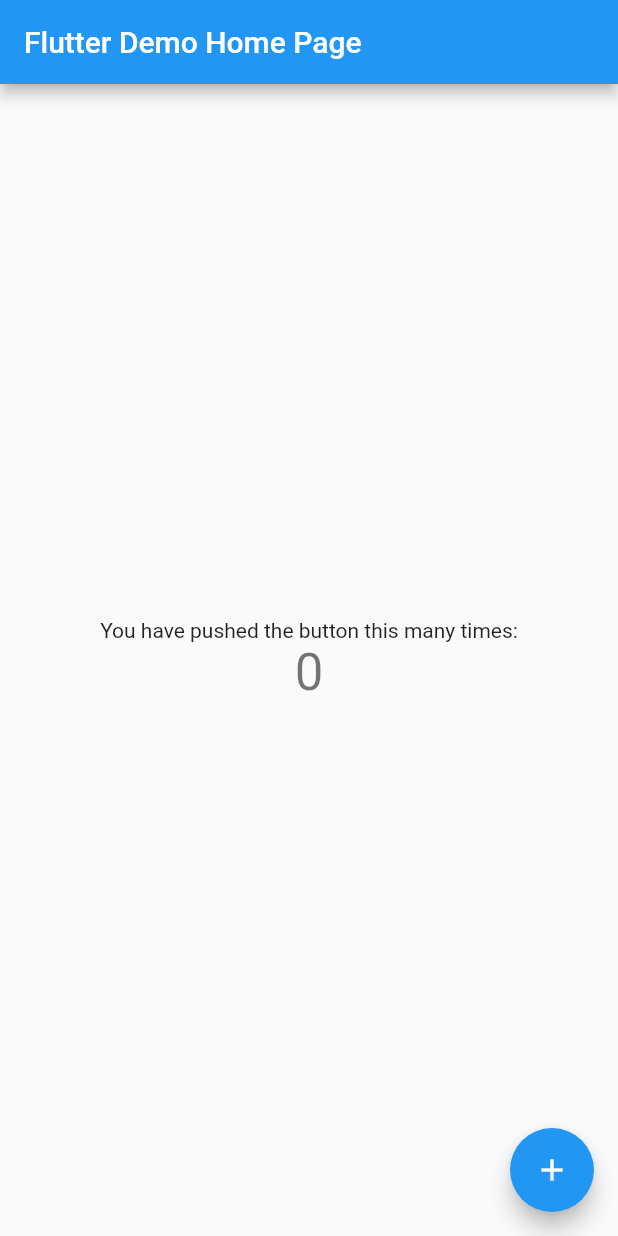
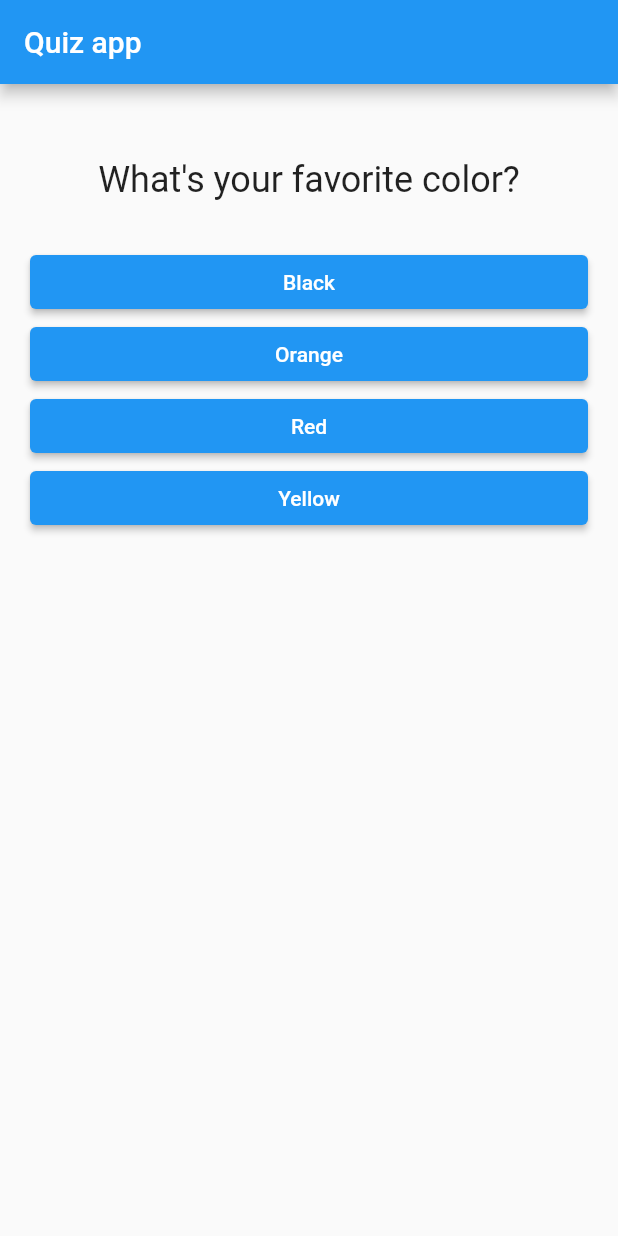
Before and after one commit to RCK-DEV/flutter_quiz_app, a Flutter app: the screen it shows after launch, on a phone screen of 412 x 824 dp. Run offline on Flutter 3.47's test engine with Material 2 defaults, Android fonts, the phone set to English and light mode, and no system bars.

Commit message:
mvp quiz app

```diff
--- a/analysis_options.yaml
+++ b/analysis_options.yaml
@@ -7,7 +7,7 @@
 
 # The following line activates a set of recommended lints for Flutter apps,
 # packages, and plugins designed to encourage good coding practices.
-include: package:flutter_lints/flutter.yaml
+# include: package:flutter_lints/flutter.yaml
 
 linter:
   # The lint rules applied to this project can be customized in the
@@ -24,6 +24,5 @@ linter:
   rules:
     # avoid_print: false  # Uncomment to disable the `avoid_print` rule
     # prefer_single_quotes: true  # Uncomment to enable the `prefer_single_quotes` rule
-
 # Additional information about this file can be found at
 # https://dart.dev/guides/language/analysis-options
--- /dev/null
+++ b/lib/answer.dart
@@ -0,0 +1,16 @@
+import 'package:flutter/material.dart';
+
+class Answer extends StatelessWidget {
+  final Function selectHandler;
+  final String answerText;
+
+  Answer(this.selectHandler, this.answerText);
+
+  @override
+  Widget build(BuildContext context) {
+    return Container(
+      width: double.infinity,
+      child: ElevatedButton(onPressed: selectHandler, child: Text(answerText)),
+    );
+  }
+}
--- a/lib/main.dart
+++ b/lib/main.dart
@@ -1,115 +1,86 @@
 import 'package:flutter/material.dart';
 
-void main() {
-  runApp(const MyApp());
+import './quiz.dart';
+import './result.dart';
+
+void main() => runApp(QuizApp());
+
+class QuizApp extends StatefulWidget {
+  @override
+  State<StatefulWidget> createState() {
+    return _QuizAppState();
+  }
 }
 
-class MyApp extends StatelessWidget {
-  const MyApp({Key? key}) : super(key: key);
+class _QuizAppState extends State<QuizApp> {
+  final _questions = const [
+    {
+      'questionText': 'What\'s your favorite color?',
+      'answers': [
+        {'text': 'Black', 'score': 10},
+        {'text': 'Orange', 'score': 5},
+        {'text': 'Red', 'score': 2},
+        {'text': 'Yellow', 'score': 1},
+      ]
+    },
+    {
+      'questionText': 'What\'s your favorite animal?',
+      'answers': [
+        {'text': 'Cat', 'score': 10},
+        {'text': 'Dog', 'score': 5},
+        {'text': 'Lion', 'score': 2},
+        {'text': 'Monkey', 'score': 1},
+      ]
+    },
+    {
+      'questionText': 'Who\'s your favorite instructor?',
+      'answers': [
+        {'text': 'Max', 'score': 10},
+        {'text': 'Max', 'score': 10},
+        {'text': 'Max', 'score': 10},
+        {'text': 'Max', 'score': 10},
+      ]
+    },
+  ];
 
-  // This widget is the root of your application.
+  var _questionIndex = 0;
+  var _questionsRemaining = true;
+  var _totalScore = 0;
+
   @override
   Widget build(BuildContext context) {
     return MaterialApp(
-      title: 'Flutter Demo',
-      theme: ThemeData(
-        // This is the theme of your application.
-        //
-        // Try running your application with "flutter run". You'll see the
-        // application has a blue toolbar. Then, without quitting the app, try
-        // changing the primarySwatch below to Colors.green and then invoke
-        // "hot reload" (press "r" in the console where you ran "flutter run",
-        // or simply save your changes to "hot reload" in a Flutter IDE).
-        // Notice that the counter didn't reset back to zero; the application
-        // is not restarted.
-        primarySwatch: Colors.blue,
+      home: Scaffold(
+        appBar: AppBar(title: Text('Quiz app')),
+        body: Container(
+          margin: EdgeInsets.all(20),
+          child: _questionsRemaining
+              ? Quiz(
+                  questions: _questions,
+                  answerQuestion: _answerQuestion,
+                  questionIndex: _questionIndex)
+              : Result(_totalScore, _resetQuiz),
+        ),
       ),
-      home: const MyHomePage(title: 'Flutter Demo Home Page'),
     );
   }
-}
 
-class MyHomePage extends StatefulWidget {
-  const MyHomePage({Key? key, required this.title}) : super(key: key);
+  void _answerQuestion(int score) {
+    _totalScore += score;
 
-  // This widget is the home page of your application. It is stateful, meaning
-  // that it has a State object (defined below) that contains fields that affect
-  // how it looks.
+    setState(() {
+      _questionIndex++;
+    });
+    if (_questionIndex == _questions.length) {
+      _questionsRemaining = false;
+    }
+  }
 
-  // This class is the configuration for the state. It holds the values (in this
-  // case the title) provided by the parent (in this case the App widget) and
-  // used by the build method of the State. Fields in a Widget subclass are
-  // always marked "final".
-
-  final String title;
-
-  @override
-  State<MyHomePage> createState() => _MyHomePageState();
-}
-
-class _MyHomePageState extends State<MyHomePage> {
-  int _counter = 0;
-
-  void _incrementCounter() {
+  void _resetQuiz() {
     setState(() {
-      // This call to setState tells the Flutter framework that something has
-      // changed in this State, which causes it to rerun the build method below
-      // so that the display can reflect the updated values. If we changed
-      // _counter without calling setState(), then the build method would not be
-      // called again, and so nothing would appear to happen.
-      _counter++;
+      _questionIndex = 0;
+      _questionsRemaining = true;
+      _totalScore = 0;
     });
   }
-
-  @override
-  Widget build(BuildContext context) {
-    // This method is rerun every time setState is called, for instance as done
-    // by the _incrementCounter method above.
-    //
-    // The Flutter framework has been optimized to make rerunning build methods
-    // fast, so that you can just rebuild anything that needs updating rather
-    // than having to individually change instances of widgets.
-    return Scaffold(
-      appBar: AppBar(
-        // Here we take the value from the MyHomePage object that was created by
-        // the App.build method, and use it to set our appbar title.
-        title: Text(widget.title),
-      ),
-      body: Center(
-        // Center is a layout widget. It takes a single child and positions it
-        // in the middle of the parent.
-        child: Column(
-          // Column is also a layout widget. It takes a list of children and
-          // arranges them vertically. By default, it sizes itself to fit its
-          // children horizontally, and tries to be as tall as its parent.
-          //
-          // Invoke "debug painting" (press "p" in the console, choose the
-          // "Toggle Debug Paint" action from the Flutter Inspector in Android
-          // Studio, or the "Toggle Debug Paint" command in Visual Studio Code)
-          // to see the wireframe for each widget.
-          //
-          // Column has various properties to control how it sizes itself and
-          // how it positions its children. Here we use mainAxisAlignment to
-          // center the children vertically; the main axis here is the vertical
-          // axis because Columns are vertical (the cross axis would be
-          // horizontal).
-          mainAxisAlignment: MainAxisAlignment.center,
-          children: <Widget>[
-            const Text(
-              'You have pushed the button this many times:',
-            ),
-            Text(
-              '$_counter',
-              style: Theme.of(context).textTheme.headline4,
-            ),
-          ],
-        ),
-      ),
-      floatingActionButton: FloatingActionButton(
-        onPressed: _incrementCounter,
-        tooltip: 'Increment',
-        child: const Icon(Icons.add),
-      ), // This trailing comma makes auto-formatting nicer for build methods.
-    );
-  }
 }
--- /dev/null
+++ b/lib/question.dart
@@ -0,0 +1,20 @@
+import 'package:flutter/material.dart';
+
+class Question extends StatelessWidget {
+  final String questionText;
+
+  Question(this.questionText);
+
+  @override
+  Widget build(BuildContext context) {
+    return Container(
+      width: double.infinity,
+      margin: EdgeInsets.symmetric(vertical: 30),
+      child: Text(
+        questionText,
+        style: TextStyle(fontSize: 24),
+        textAlign: TextAlign.center,
+      ),
+    );
+  }
+}
--- /dev/null
+++ b/lib/quiz.dart
@@ -0,0 +1,27 @@
+import 'package:flutter/material.dart';
+import './question.dart';
+import './answer.dart';
+
+class Quiz extends StatelessWidget {
+  final List<Map<String, Object>> questions;
+  final Function answerQuestion;
+  final int questionIndex;
+
+  Quiz(
+      {@required this.questions,
+      @required this.answerQuestion,
+      @required this.questionIndex});
+
+  @override
+  Widget build(BuildContext context) {
+    return Column(
+      children: [
+        Question(questions[questionIndex]['questionText'] as String),
+        ...(questions[questionIndex]['answers'] as List<Map<String, Object>>)
+            .map((answer) => Answer(() => answerQuestion(answer['score']),
+                answer['text'] as String))
+            .toList()
+      ],
+    );
+  }
+}
--- /dev/null
+++ b/lib/result.dart
@@ -0,0 +1,31 @@
+import 'package:flutter/material.dart';
+
+class Result extends StatelessWidget {
+  final int _resultScore;
+  final Function _resetHandler;
+
+  Result(this._resultScore, this._resetHandler);
+
+  String get resultPhrase {
+    return 'You\'re total score is ' + _resultScore.toString() + '!';
+  }
+
+  @override
+  Widget build(BuildContext context) {
+    return Center(
+        child: Column(
+      children: [
+        Text(
+          resultPhrase,
+          textAlign: TextAlign.center,
+          style: TextStyle(fontSize: 24),
+        ),
+        FlatButton(
+          child: Text('Restart quiz'),
+          onPressed: _resetHandler,
+          textColor: Colors.blue,
+        ),
+      ],
+    ));
+  }
+}
```
Also changed, not shown: pubspec.yaml (+3 -16 lines), pubspec.lock.
